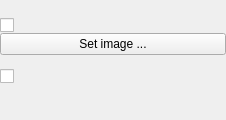
This is libs/kopageapp/tools/backgroundTool/BackgroundToolWidget.ui in KDE/calligra as Qt 5 draws it before an edit. The edited form follows.
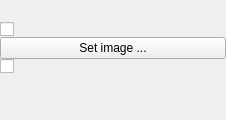
This is the edited form.

Commit message: Remove the label widget.

```diff
--- a/libs/kopageapp/tools/backgroundTool/BackgroundToolWidget.ui
+++ b/libs/kopageapp/tools/backgroundTool/BackgroundToolWidget.ui
@@ -41,19 +41,6 @@
        </property>
       </widget>
      </item>
-     <item>
-      <widget class="QLabel" name="useStrokeAndFillDockerLabel">
-       <property name="sizePolicy">
-        <sizepolicy hsizetype="Preferred" vsizetype="Fixed">
-         <horstretch>0</horstretch>
-         <verstretch>0</verstretch>
-        </sizepolicy>
-       </property>
-       <property name="wordWrap">
-        <bool>true</bool>
-       </property>
-      </widget>
-     </item>
      <item>
       <widget class="QCheckBox" name="displayMasterShapes"/>
      </item>
```
The commit also changes 1 other file.
